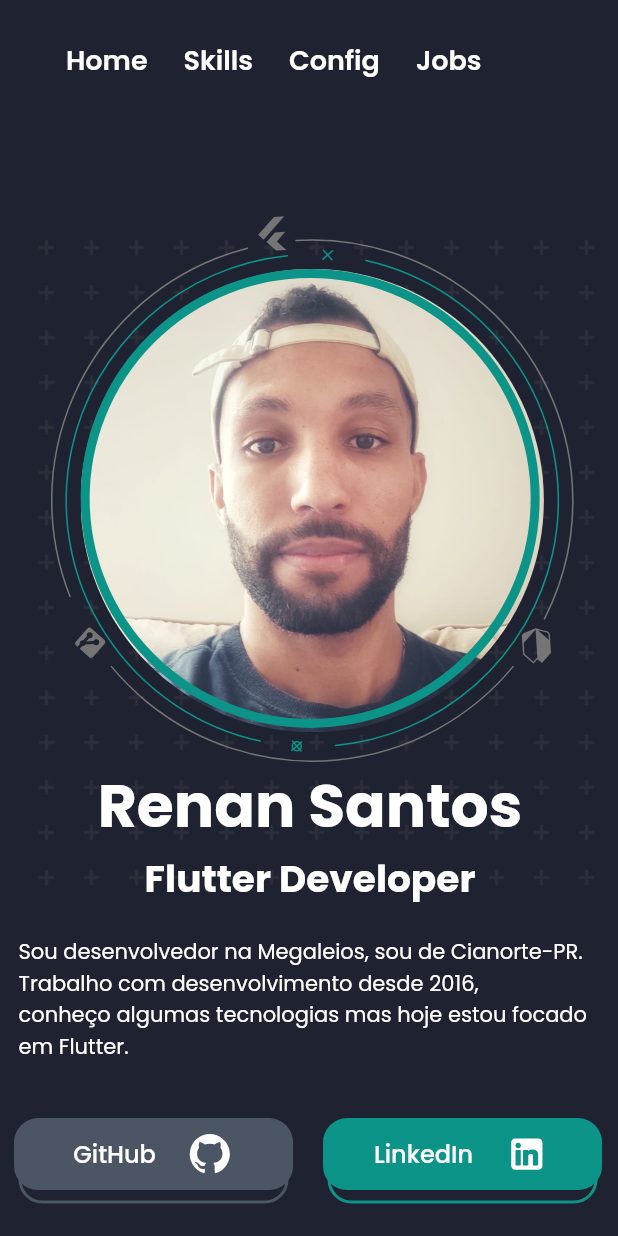
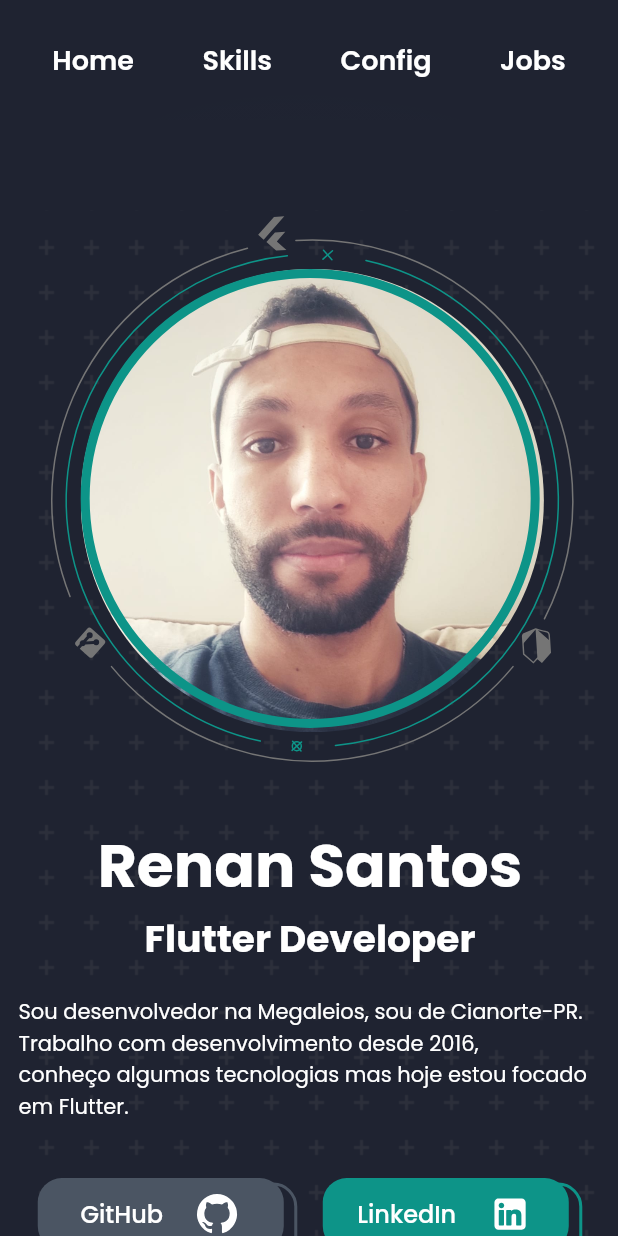
Before and after one commit to renankanu/me_landing_page, a Flutter app: the screen it shows after launch, on a phone screen of 412 x 824 dp. Run offline on Flutter 3.47's test engine with Material 2 defaults, Android fonts, the phone set to English and light mode, and no system bars; drawn by our look-alikes of flutter_animate, scrollable_positioned_list; our stand-ins replace flutter_highlight, flutter_svg, google_fonts, url_strategy, visibility_detector; missing offline and left inert: markdown_widget.

Commit message:
feature: created adaptive layout

```diff
--- a/lib/pages/home/widgets/about_me.dart
+++ b/lib/pages/home/widgets/about_me.dart
@@ -16,6 +16,7 @@ class AboutMe extends StatelessWidget {
     final width = MediaQuery.of(context).size.width;
     final padding = width * 0.03;
     return LayoutBuilder(builder: (_, constraints) {
+      final isMobile = Responsive.isMobile(context);
       return Stack(
         children: [
           Padding(
@@ -25,7 +26,7 @@ class AboutMe extends StatelessWidget {
                   AppImages.bg,
                 ),
                 fit: BoxFit.none,
-                height: 460,
+                height: isMobile ? 700 : 460,
                 width: constraints.maxWidth,
                 color: Colors.grey[700]!.withOpacity(0.2),
                 excludeFromSemantics: true,
@@ -138,6 +139,7 @@ class MyDesc extends StatelessWidget {
       crossAxisAlignment:
           isMobile ? CrossAxisAlignment.center : CrossAxisAlignment.start,
       children: [
+        if (isMobile) const SizedBox(height: 40),
         SelectableText(
           'Renan Santos',
           style: GoogleFonts.poppins(
--- a/lib/pages/home/widgets/footer.dart
+++ b/lib/pages/home/widgets/footer.dart
@@ -16,7 +16,7 @@ class Footer extends StatelessWidget {
         builder: (_, __) {
           if (Responsive.isMobile(context)) {
             return Padding(
-              padding: const EdgeInsets.symmetric(vertical: 10),
+              padding: const EdgeInsets.symmetric(vertical: 20),
               child: Column(
                 mainAxisAlignment: MainAxisAlignment.spaceAround,
                 children: const [
--- a/lib/pages/home/widgets/menu.dart
+++ b/lib/pages/home/widgets/menu.dart
@@ -19,6 +19,7 @@ class Menu extends StatelessWidget {
 
   @override
   Widget build(BuildContext context) {
+    final isMobile = Responsive.isMobile(context);
     return ClipRect(
       child: BackdropFilter(
         filter: ImageFilter.blur(sigmaX: 50, sigmaY: 50),
@@ -37,9 +38,12 @@ class Menu extends StatelessWidget {
           ),
           padding: const EdgeInsets.all(12),
           child: Row(
+            mainAxisAlignment: isMobile
+                ? MainAxisAlignment.spaceAround
+                : MainAxisAlignment.start,
             children: [
-              if (!Responsive.isMobile(context))
-                Column(
+              if (!isMobile)
+                Row(
                   children: [
                     const SizedBox(width: 20),
                     SvgPicture.asset(
@@ -47,9 +51,9 @@ class Menu extends StatelessWidget {
                       width: 40,
                       height: 40,
                     ),
+                    const SizedBox(width: 20),
                   ],
                 ),
-              const SizedBox(width: 20),
               ItemMenu(
                 label: 'Home',
                 onPressed: () {
--- a/lib/shared/widgets/social_button.dart
+++ b/lib/shared/widgets/social_button.dart
@@ -35,7 +35,7 @@ class SocialButton extends StatelessWidget {
               child: Stack(
                 children: [
                   Container(
-                    width: isMobile ? 180 : 212,
+                    width: isMobile ? 170 : 212,
                     height: 54,
                     decoration: BoxDecoration(
                       borderRadius: BorderRadius.circular(16),
@@ -46,7 +46,7 @@ class SocialButton extends StatelessWidget {
                     ),
                   ),
                   Container(
-                    width: isMobile ? 186 : 206,
+                    width: isMobile ? 164 : 206,
                     height: 48,
                     decoration: BoxDecoration(
                       borderRadius: BorderRadius.circular(16),
```
Also changed, not shown: lib/pages/home/widgets/skills.dart (+10 -9 lines).
